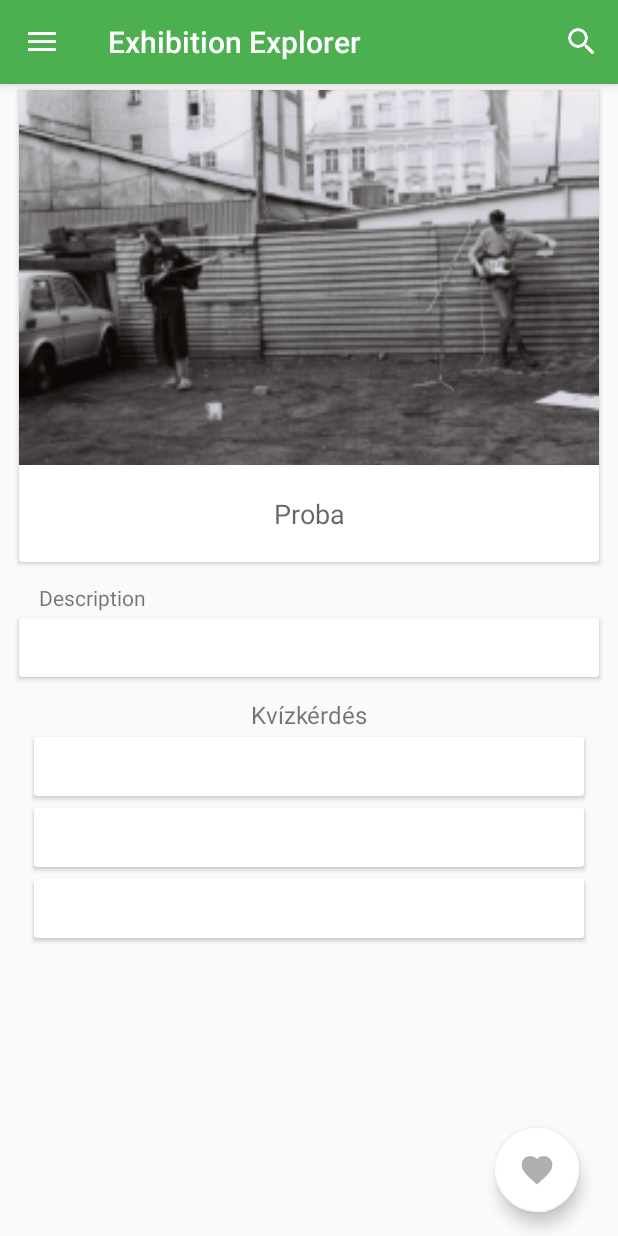
After one commit to davidka95/museum_android, an Android app: the fragment ArtifactDetailFragment placed in its activity, on a phone screen of 412 x 824 dp. The commit adds this screen. Run offline under Robolectric (Android 15) with nearby library versions, the phone set to English and light mode, and no system bars; our stand-ins replace Firebase (no records; nobody signed in at launch, a user with empty details on screens opened directly), Picasso; 1 statement that could not run was skipped.

Commit message:
Artifact detail view added

```diff
--- a/app/src/main/java/hu/bme/aut/exhibitionexplorer/adapter/CatalogAdapter.java
+++ b/app/src/main/java/hu/bme/aut/exhibitionexplorer/adapter/CatalogAdapter.java
@@ -67,8 +67,8 @@ public class CatalogAdapter extends RecyclerView.Adapter<CatalogAdapter.CatalogV
 
         public CatalogViewHolder(View itemView) {
             super(itemView);
-            this.iconImageView = ((ImageView) itemView.findViewById(R.id.ArtifactIconImageView));
-            this.nameTextView = ((TextView) itemView.findViewById(R.id.ArtifactNameTextView));
+            this.iconImageView = ((ImageView) itemView.findViewById(R.id.CatalogIconImageView));
+            this.nameTextView = ((TextView) itemView.findViewById(R.id.CatalogNameTextView));
         }
     }
 }
--- a/app/src/main/java/hu/bme/aut/exhibitionexplorer/data/Artifact.java
+++ b/app/src/main/java/hu/bme/aut/exhibitionexplorer/data/Artifact.java
@@ -11,6 +11,8 @@ import com.google.firebase.database.PropertyName;
  */
 
 public class Artifact implements Parcelable {
+    @Exclude
+    public static final String KEY_ARTIFACT_PARCELABLE = "KEY_ARTIFACT_PARCELABLE";
 
     @Exclude
     private String UuID;
--- /dev/null
+++ b/app/src/main/java/hu/bme/aut/exhibitionexplorer/fragment/ArtifactDetailFragment.java
@@ -0,0 +1,84 @@
+package hu.bme.aut.exhibitionexplorer.fragment;
+
+import android.os.Bundle;
+import android.support.annotation.Nullable;
+import android.support.design.widget.FloatingActionButton;
+import android.support.v4.app.Fragment;
+import android.util.Log;
+import android.view.LayoutInflater;
+import android.view.View;
+import android.view.ViewGroup;
+import android.widget.ImageView;
+import android.widget.TextView;
+import android.widget.Toast;
+
+import com.squareup.picasso.Picasso;
+
+import hu.bme.aut.exhibitionexplorer.R;
+import hu.bme.aut.exhibitionexplorer.data.Artifact;
+import hu.bme.aut.exhibitionexplorer.quiz.QuizHelper;
+
+/**
+ * Created by Zay on 2016.11.06..
+ */
+
+public class ArtifactDetailFragment extends Fragment {
+
+    public static final String TAG = "ArtifactDetailFragment";
+    private Artifact artifact;
+
+    private ImageView ivArtifactImage;
+    private TextView tvArtifactName;
+    private TextView tvArtifactDescription;
+    private TextView tvArtifactQuizQuestion;
+    private TextView tvAnswerA;
+    private TextView tvAnswerB;
+    private TextView tvAnswerC;
+    private FloatingActionButton fabFavorite;
+
+    @Override
+    public View onCreateView(LayoutInflater inflater, @Nullable ViewGroup container, @Nullable Bundle savedInstanceState) {
+        View rootView = inflater.inflate(R.layout.artifact_detail, container, false);
+        artifact = getArguments().getParcelable(Artifact.KEY_ARTIFACT_PARCELABLE);
+        if (artifact != null) {
+            initView(rootView);
+        }
+
+        return rootView;
+    }
+
+    private void initView(View rootView) {
+        fabFavorite = (FloatingActionButton) rootView.findViewById(R.id.fabFavorite);
+        fabFavorite.setOnClickListener(new View.OnClickListener() {
+            @Override
+            public void onClick(View v) {
+                Toast.makeText(getContext(), "Még nincs implementálva", Toast.LENGTH_SHORT).show();
+            }
+        });
+
+        ivArtifactImage = (ImageView) rootView.findViewById(R.id.ivArtifactImage);
+        tvArtifactName = (TextView) rootView.findViewById(R.id.tvArtifactName);
+        tvArtifactDescription = (TextView) rootView.findViewById(R.id.tvArtifactDescription);
+        tvArtifactQuizQuestion = (TextView) rootView.findViewById(R.id.tvQuizQuestion);
+        tvAnswerA = (TextView) rootView.findViewById(R.id.tvAnswerA);
+        tvAnswerB = (TextView) rootView.findViewById(R.id.tvAnswerB);
+        tvAnswerC = (TextView) rootView.findViewById(R.id.tvAnswerC);
+
+        loadDataToViews();
+    }
+
+    private void loadDataToViews() {
+        Log.d("a kiirando: ",artifact.getImageURL());
+        Picasso.with(getContext()).load(artifact.getImageURL()).fit().centerCrop()
+                .placeholder(R.mipmap.ic_launcher).into(ivArtifactImage);
+
+        tvArtifactName.setText(artifact.getName());
+        tvArtifactDescription.setText(artifact.getDescription());
+        QuizHelper quizHelper = new QuizHelper();
+        String quiz[] = quizHelper.getQuestion(artifact.getQuiz());
+        tvArtifactQuizQuestion.setText(quiz[0]);
+        tvAnswerA.setText(quiz[1]);
+        tvAnswerB.setText(quiz[2]);
+        tvAnswerC.setText(quiz[3]);
+    }
+}
--- /dev/null
+++ b/app/src/main/res/layout/artifact_detail.xml
@@ -0,0 +1,145 @@
+<?xml version="1.0" encoding="utf-8"?>
+<android.support.design.widget.CoordinatorLayout xmlns:android="http://schemas.android.com/apk/res/android"
+    xmlns:app="http://schemas.android.com/apk/res-auto"
+    xmlns:tools="http://schemas.android.com/tools"
+    android:layout_width="match_parent"
+    android:layout_height="match_parent"
+    android:orientation="vertical">
+
+    <android.support.v4.widget.NestedScrollView
+        android:layout_width="match_parent"
+        android:layout_height="match_parent">
+
+        <LinearLayout
+            android:layout_width="match_parent"
+            android:layout_height="wrap_content"
+            android:orientation="vertical">
+
+            <android.support.v7.widget.CardView
+                android:layout_width="match_parent"
+                android:layout_height="wrap_content"
+                app:cardUseCompatPadding="true">
+
+                <LinearLayout
+                    android:layout_width="match_parent"
+                    android:layout_height="match_parent"
+                    android:orientation="vertical">
+
+
+                    <ImageView
+                        android:id="@+id/ivArtifactImage"
+                        android:layout_width="match_parent"
+                        android:layout_height="250dp"
+                        android:scaleType="centerCrop"
+                        android:src="@drawable/exhibition_demo_icon_vadnyugat" />
+
+                    <TextView
+                        android:id="@+id/tvArtifactName"
+                        style="@style/Base.TextAppearance.AppCompat.Medium"
+                        android:layout_width="match_parent"
+                        android:layout_height="wrap_content"
+                        android:layout_marginBottom="20dp"
+                        android:layout_marginTop="20dp"
+                        android:gravity="center_horizontal"
+                        android:text="Proba" />
+
+                </LinearLayout>
+
+            </android.support.v7.widget.CardView>
+
+
+            <TextView
+                android:layout_width="match_parent"
+                android:layout_height="wrap_content"
+                android:layout_marginLeft="@dimen/activity_horizontal_margin"
+                android:layout_marginTop="10dp"
+                android:text="@string/description_title" />
+
+            <android.support.v7.widget.CardView
+                style="@style/CardView.Exhibition"
+                android:layout_width="match_parent"
+                android:layout_height="wrap_content">
+
+                <TextView
+                    android:id="@+id/tvArtifactDescription"
+                    android:layout_width="match_parent"
+                    android:layout_height="wrap_content"
+                    tools:text="Pampam" />
+            </android.support.v7.widget.CardView>
+
+            <TextView
+                android:id="@+id/tvQuizQuestion"
+                android:layout_width="match_parent"
+                android:layout_height="wrap_content"
+                android:textSize="16sp"
+                android:layout_marginTop="10dp"
+                android:gravity="center_horizontal"
+                android:text="Kvízkérdés" />
+
+            <android.support.v7.widget.CardView
+                style="@style/CardView.Exhibition"
+                android:layout_width="match_parent"
+                android:layout_height="wrap_content"
+                android:layout_marginLeft="@dimen/card_view_top_and_bottom_padding"
+                android:layout_marginRight="@dimen/card_view_top_and_bottom_padding">
+
+                <TextView
+                    android:id="@+id/tvAnswerA"
+                    android:layout_width="match_parent"
+                    android:layout_height="wrap_content"
+                    android:gravity="center_horizontal"
+                    tools:text="A" />
+
+
+            </android.support.v7.widget.CardView>
+
+            <android.support.v7.widget.CardView
+                style="@style/CardView.Exhibition"
+                android:layout_width="match_parent"
+                android:layout_height="wrap_content"
+                android:layout_marginLeft="@dimen/card_view_top_and_bottom_padding"
+                android:layout_marginRight="@dimen/card_view_top_and_bottom_padding">
+
+                <TextView
+                    android:id="@+id/tvAnswerB"
+                    android:layout_width="match_parent"
+                    android:layout_height="wrap_content"
+                    android:gravity="center_horizontal"
+                    tools:text="B" />
+
+
+            </android.support.v7.widget.CardView>
+
+            <android.support.v7.widget.CardView
+                style="@style/CardView.Exhibition"
+                android:layout_width="match_parent"
+                android:layout_height="wrap_content"
+                android:layout_marginLeft="@dimen/card_view_top_and_bottom_padding"
+                android:layout_marginRight="@dimen/card_view_top_and_bottom_padding">
+
+                <TextView
+                    android:id="@+id/tvAnswerC"
+                    android:layout_width="match_parent"
+                    android:layout_height="wrap_content"
+                    android:gravity="center_horizontal"
+                    tools:text="C" />
+
+
+            </android.support.v7.widget.CardView>
+
+
+        </LinearLayout>
+
+    </android.support.v4.widget.NestedScrollView>
+
+    <android.support.design.widget.FloatingActionButton
+        android:id="@+id/fabFavorite"
+        android:layout_width="wrap_content"
+        android:layout_height="wrap_content"
+        android:layout_gravity="end|bottom"
+        android:layout_margin="@dimen/activity_vertical_margin"
+        android:src="@drawable/ic_favorite"
+        app:backgroundTint="#FFFFFF"
+        app:fabSize="normal" />
+
+</android.support.design.widget.CoordinatorLayout>
--- a/app/src/main/res/layout/catalog_row_item.xml
+++ b/app/src/main/res/layout/catalog_row_item.xml
@@ -17,14 +17,14 @@
         android:weightSum="5.0">
 
         <ImageView
-            android:id="@+id/ArtifactIconImageView"
+            android:id="@+id/CatalogIconImageView"
             android:layout_width="0.0dip"
             android:layout_height="fill_parent"
             android:layout_weight="1.5"
             android:scaleType="centerCrop" />
 
         <TextView
-            android:id="@+id/ArtifactNameTextView"
+            android:id="@+id/CatalogNameTextView"
             android:layout_width="0.0dp"
             android:layout_height="match_parent"
             android:layout_weight="3.5"
--- a/app/src/main/res/layout/fragment_exhibition_detail.xml
+++ b/app/src/main/res/layout/fragment_exhibition_detail.xml
@@ -61,7 +61,7 @@
                 <LinearLayout
                     android:layout_width="match_parent"
                     android:layout_height="match_parent"
-                    android:divider="?android:listDivider"
+                    android:divider="@drawable/divider_drawable"
                     android:orientation="vertical"
                     android:showDividers="middle">
 
@@ -97,7 +97,7 @@
                 <LinearLayout
                     android:layout_width="match_parent"
                     android:layout_height="match_parent"
-                    android:divider="?android:listDivider"
+                    android:divider="@drawable/divider_drawable"
                     android:orientation="vertical"
                     android:showDividers="middle">
 
```
Also changed, not shown: app/src/main/java/hu/bme/aut/exhibitionexplorer/MainActivity.java (+38 -31 lines), app/src/main/java/hu/bme/aut/exhibitionexplorer/quiz/QuizHelper.java (added, +19 -0 lines), app/src/main/res/drawable/divider_drawable.xml (added, +7 -0 lines), app/src/main/res/drawable/divider_shape.xml (added, +7 -0 lines), app/src/main/res/drawable-hdpi/ic_favorite.png (added), app/src/main/res/drawable-mdpi/ic_favorite.png (added), app/src/main/res/drawable-xhdpi/ic_favorite.png (added), app/src/main/res/drawable-xxhdpi/ic_favorite.png (added), app/src/main/res/drawable-xxxhdpi/ic_favorite.png (added).
